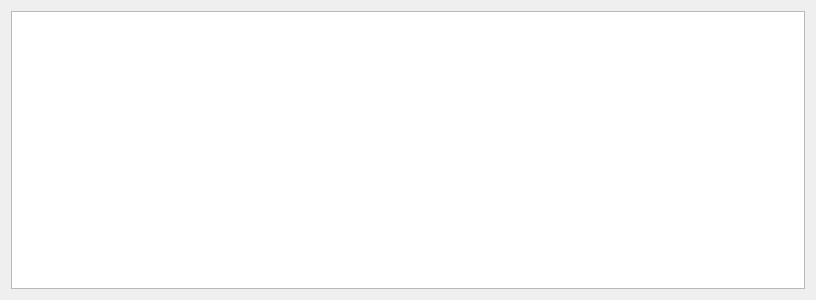
This is mfcccoefficientsviewer.ui in CucumisSativus/words-recognition as Qt 5 draws it before an edit. The edited form follows.
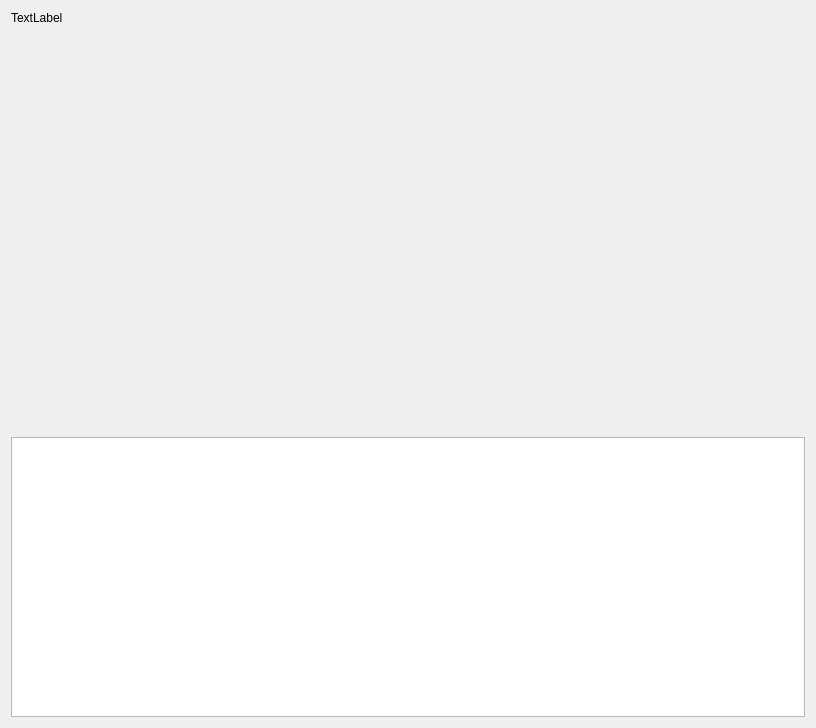
This is the edited form. Custom widgets are drawn as their Qt base class.

Commit message: plot ready

```diff
--- a/mfcccoefficientsviewer.ui
+++ b/mfcccoefficientsviewer.ui
@@ -7,18 +7,43 @@
     <x>0</x>
     <y>0</y>
     <width>816</width>
-    <height>300</height>
+    <height>728</height>
    </rect>
   </property>
   <property name="windowTitle">
    <string>Form</string>
   </property>
-  <layout class="QHBoxLayout" name="horizontalLayout">
+  <layout class="QVBoxLayout" name="verticalLayout">
+   <item>
+    <widget class="QLabel" name="dateLabel">
+     <property name="text">
+      <string>TextLabel</string>
+     </property>
+    </widget>
+   </item>
+   <item>
+    <widget class="QCustomPlot" name="plot" native="true">
+     <property name="minimumSize">
+      <size>
+       <width>500</width>
+       <height>400</height>
+      </size>
+     </property>
+    </widget>
+   </item>
    <item>
     <widget class="QTableWidget" name="coefficientsTable"/>
    </item>
   </layout>
  </widget>
+ <customwidgets>
+  <customwidget>
+   <class>QCustomPlot</class>
+   <extends>QWidget</extends>
+   <header>qcustom-plot/qcustomplot.h</header>
+   <container>1</container>
+  </customwidget>
+ </customwidgets>
  <resources/>
  <connections/>
 </ui>
```
The commit also changes 7 other files.
